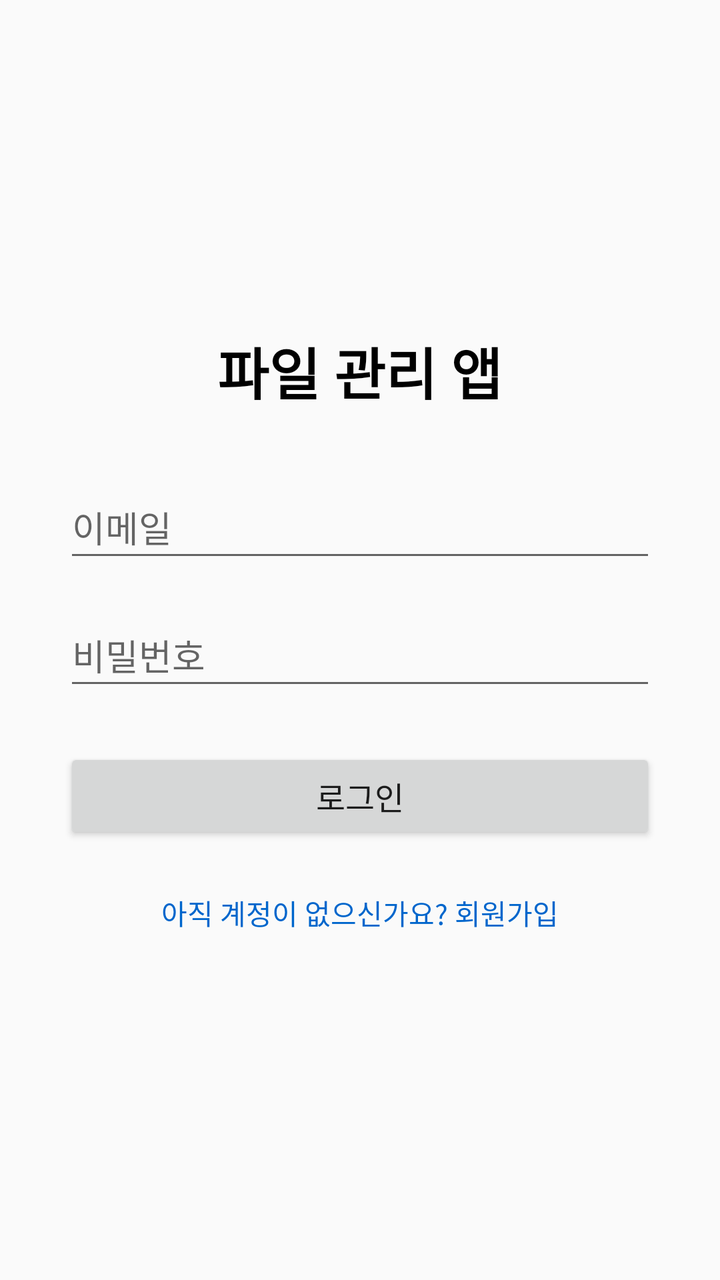
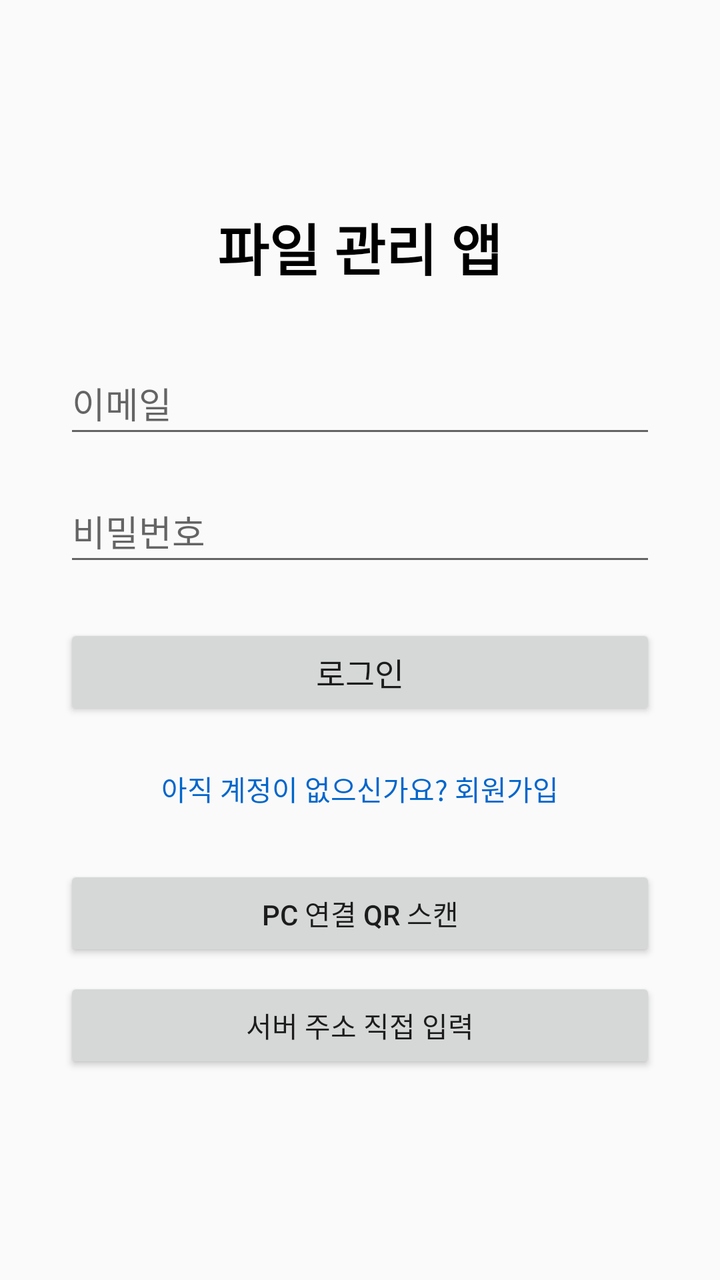

Two renders of the same Android screen: before a commit and after it. Below are the layout's source before the change and the commit's diff.
<!-- AndroidManifest.xml: application theme Theme.AppCompat.Light.NoActionBar -->
<!-- res/layout/activity_login.xml -->
<?xml version="1.0" encoding="utf-8"?>
<LinearLayout xmlns:android="http://schemas.android.com/apk/res/android"
    android:layout_width="match_parent"
    android:layout_height="match_parent"
    android:orientation="vertical"
    android:gravity="center"
    android:padding="32dp">

    <TextView
        android:layout_width="wrap_content"
        android:layout_height="wrap_content"
        android:text="파일 관리 앱"
        android:textSize="28sp"
        android:textStyle="bold"
        android:layout_marginBottom="32dp"
        android:textColor="#000000" />

    <EditText
        android:id="@+id/etEmail"
        android:layout_width="match_parent"
        android:layout_height="wrap_content"
        android:hint="이메일"
        android:inputType="textEmailAddress"
        android:minHeight="48dp" />

    <EditText
        android:id="@+id/etPassword"
        android:layout_width="match_parent"
        android:layout_height="wrap_content"
        android:hint="비밀번호"
        android:inputType="textPassword"
        android:minHeight="48dp"
        android:layout_marginTop="16dp" />

    <Button
        android:id="@+id/btnLogin"
        android:layout_width="match_parent"
        android:layout_height="wrap_content"
        android:text="로그인"
        android:textSize="16sp"
        android:layout_marginTop="24dp" />

    <TextView
        android:id="@+id/tvGoToSignup"
        android:layout_width="wrap_content"
        android:layout_height="wrap_content"
        android:text="아직 계정이 없으신가요? 회원가입"
        android:layout_marginTop="16dp"
        android:textColor="#0066CC"
        android:padding="8dp" />
</LinearLayout>
<!-- resources referenced by this layout -->
<resources>

</resources>

<!-- the commit's change to res/layout/activity_login.xml (unified diff, before → after) -->
@@ -48,4 +48,19 @@
         android:layout_marginTop="16dp"
         android:textColor="#0066CC"
         android:padding="8dp" />
+
+    <Button
+        android:id="@+id/btnScanPcQr"
+        android:layout_width="match_parent"
+        android:layout_height="wrap_content"
+        android:text="PC 연결 QR 스캔"
+        android:layout_marginTop="20dp" />
+
+    <Button
+        android:id="@+id/btnServerSettings"
+        android:layout_width="match_parent"
+        android:layout_height="wrap_content"
+        android:text="서버 주소 직접 입력"
+        android:layout_marginTop="8dp" />
+
 </LinearLayout>
